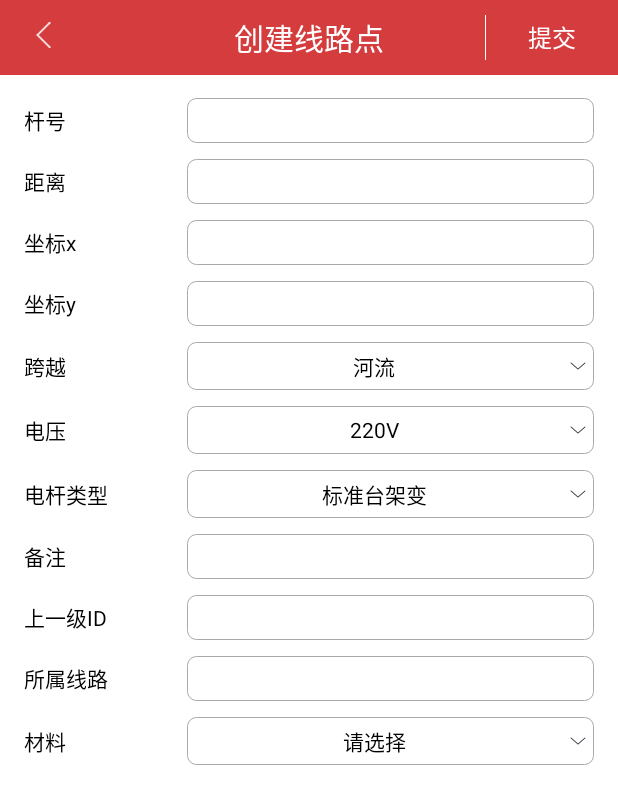
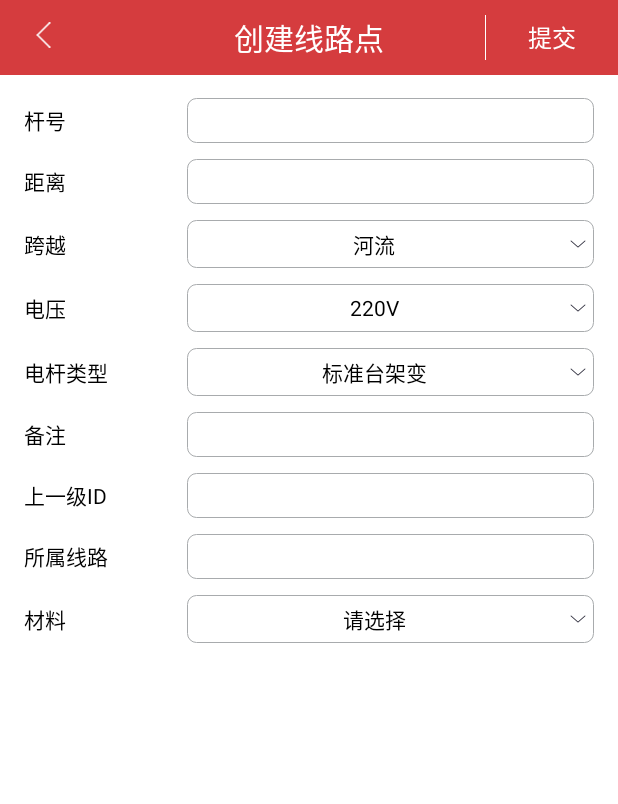
Before and after one commit to jsjysxw/pole, an Android app: the layout activity_point_add.xml on its own in the app's theme, with its tools: preview values and no code run, on a phone screen of 412 x 824 dp. Shown: the top 804 px of the screen. Run offline under Robolectric (Android 15) with nearby library versions, the phone set to English and light mode, and no system bars.

Commit message:
去掉绘图的点击事件，修改点颜色，新增杆子去掉xy输入

```diff
--- a/app/src/main/java/cn/com/avatek/pole/drawmap/uis/EditMapActivity.java
+++ b/app/src/main/java/cn/com/avatek/pole/drawmap/uis/EditMapActivity.java
@@ -168,7 +168,7 @@ public class EditMapActivity extends BaseActivity implements EditMapContract.Vie
         editMapTreeView.setTreeViewItemClick(new TreeViewItemClick() {
             @Override
             public void onItemClick(View item) {
-                mEditMapPresenter.editNote();
+//                mEditMapPresenter.editNote();
             }
         });
 
--- a/app/src/main/java/cn/com/avatek/pole/drawmap/views/NodeView.java
+++ b/app/src/main/java/cn/com/avatek/pole/drawmap/views/NodeView.java
@@ -35,7 +35,7 @@ public class NodeView extends TextView {
     public NodeView(Context context, AttributeSet attrs, int defStyleAttr) {
         super(context, attrs, defStyleAttr);
 
-        setTextColor(Color.WHITE);
+        setTextColor(Color.BLACK);
         setPadding(10, 10, 10, 10);
 
         Drawable drawable = context.getResources().getDrawable(R.drawable.node_view_bg);
--- a/app/src/main/res/drawable/node_view_bg.xml
+++ b/app/src/main/res/drawable/node_view_bg.xml
@@ -3,15 +3,15 @@
     <item android:state_selected="true">
         <shape>
             <corners android:radius="12dp" />
-            <solid android:color="@color/chalet_green" />
-            <stroke android:width="1dp" android:color="@color/chelsea_cucumber" />
+            <solid android:color="@color/light_gray" />
+            <stroke android:width="1dp" android:color="@color/light_gray" />
         </shape>
     </item>
 
     <item>
         <shape>
             <corners android:radius="12dp" />
-            <solid android:color="@color/chelsea_cucumber" />
+            <solid android:color="@color/white" />
         </shape>
     </item>
 </selector>
--- a/app/src/main/res/layout/activity_main_pole.xml
+++ b/app/src/main/res/layout/activity_main_pole.xml
@@ -123,7 +123,7 @@
                     android:id="@+id/tv2"
                     android:layout_width="wrap_content"
                     android:layout_height="wrap_content"
-                    android:text="已完成"
+                    android:text="全部"
                     android:textSize="@dimen/textsize_16"
                     android:layout_marginTop="@dimen/margin_3"
                     android:textColor="@color/gray1"/>
--- a/app/src/main/res/layout/activity_point_add.xml
+++ b/app/src/main/res/layout/activity_point_add.xml
@@ -67,7 +67,8 @@
                     style="@style/mtask_ll"
                     android:layout_height="wrap_content"
                     android:layout_marginBottom="5dp"
-                    android:layout_marginTop="5dp">
+                    android:layout_marginTop="5dp"
+                    android:visibility="gone">
 
                     <TextView
                         style="@style/mtask_textview"
@@ -82,7 +83,8 @@
                     style="@style/mtask_ll"
                     android:layout_height="wrap_content"
                     android:layout_marginBottom="5dp"
-                    android:layout_marginTop="5dp">
+                    android:layout_marginTop="5dp"
+                    android:visibility="gone">
 
                     <TextView
                         style="@style/mtask_textview"
```
Also changed, not shown: app/src/main/java/cn/com/avatek/pole/ctrlview/activity/AddPointActivity.java (+11 -11 lines).
